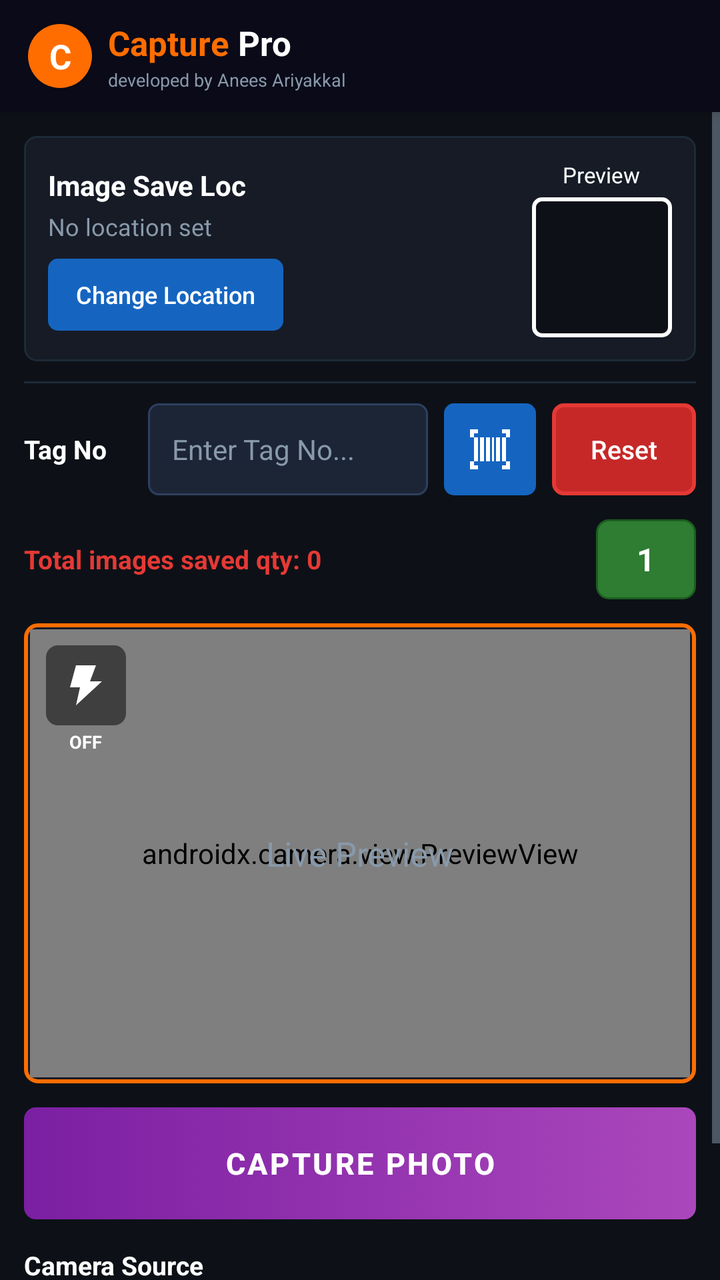
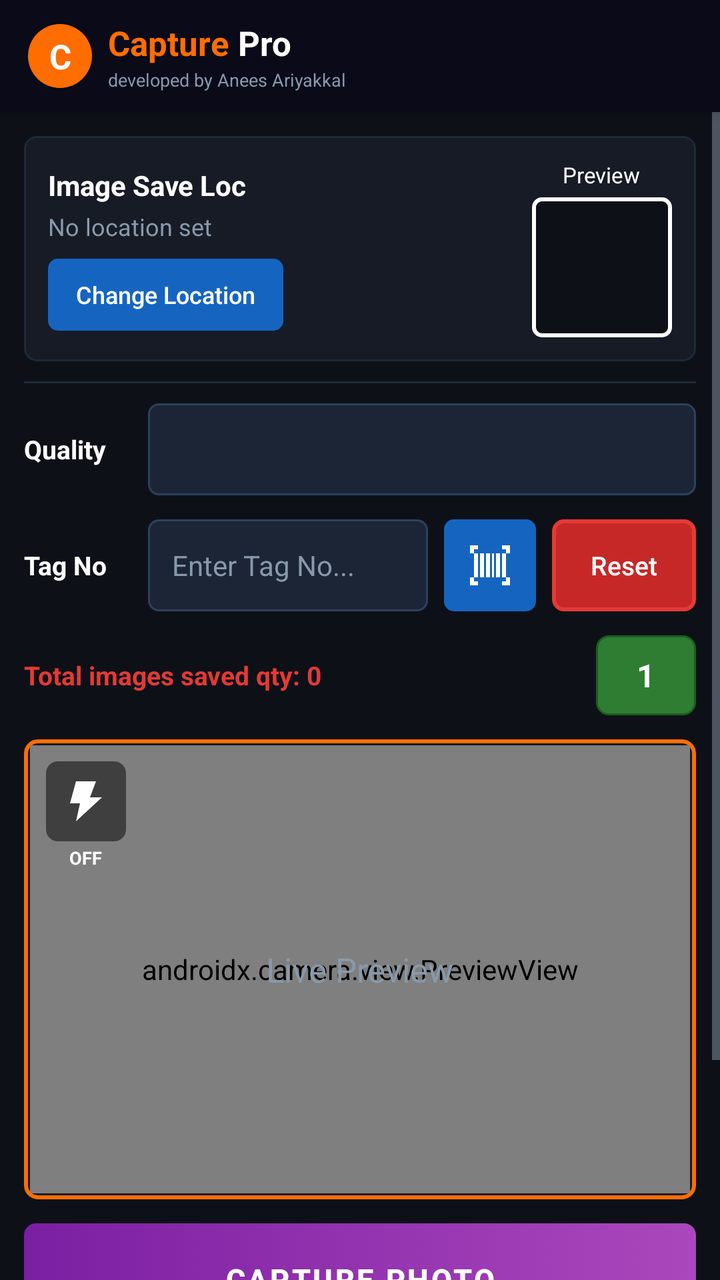

Screens rendered from an Android XML layout before and after an edit, with the pre-edit source and the edit as a unified diff.
<!-- AndroidManifest.xml: application theme Theme.CapturePro -->
<!-- res/layout/activity_main.xml -->
<?xml version="1.0" encoding="utf-8"?>
<LinearLayout
    xmlns:android="http://schemas.android.com/apk/res/android"
    android:layout_width="match_parent"
    android:layout_height="match_parent"
    android:orientation="vertical"
    android:background="@color/bg_dark">

    
    <LinearLayout
        android:layout_width="match_parent"
        android:layout_height="56dp"
        android:orientation="horizontal"
        android:gravity="center_vertical"
        android:paddingStart="14dp"
        android:paddingEnd="14dp"
        android:background="@color/bg_header"
        android:elevation="4dp">

        
        <TextView
            android:layout_width="32dp"
            android:layout_height="32dp"
            android:text="C"
            android:textColor="@color/white"
            android:textStyle="bold"
            android:textSize="17sp"
            android:gravity="center"
            android:background="@drawable/bg_logo_badge"/>

        
        <LinearLayout
            android:layout_width="0dp"
            android:layout_height="wrap_content"
            android:orientation="vertical"
            android:layout_weight="1"
            android:layout_marginStart="8dp">

            <LinearLayout
                android:layout_width="wrap_content"
                android:layout_height="wrap_content"
                android:orientation="horizontal">

                
                <TextView
                    android:layout_width="wrap_content"
                    android:layout_height="wrap_content"
                    android:text="Capture"
                    android:textColor="@color/accent_orange"
                    android:textStyle="bold"
                    android:textSize="17sp"/>

                
                <TextView
                    android:layout_width="wrap_content"
                    android:layout_height="wrap_content"
                    android:text=" Pro"
                    android:textColor="@color/white"
                    android:textStyle="bold"
                    android:textSize="17sp"/>
            </LinearLayout>

            <TextView
                android:layout_width="wrap_content"
                android:layout_height="wrap_content"
                android:text="developed by Anees Ariyakkal"
                android:textColor="@color/text_secondary"
                android:textSize="9sp"
                android:layout_marginTop="1dp"/>
        </LinearLayout>

    </LinearLayout>

    
    <ScrollView
        android:layout_width="match_parent"
        android:layout_height="0dp"
        android:layout_weight="1"
        android:fillViewport="true"
        android:overScrollMode="never">

        <LinearLayout
            android:layout_width="match_parent"
            android:layout_height="wrap_content"
            android:orientation="vertical"
            android:padding="12dp">

            
            <LinearLayout
                android:layout_width="match_parent"
                android:layout_height="wrap_content"
                android:orientation="horizontal"
                android:background="@drawable/bg_card"
                android:padding="12dp"
                android:gravity="center_vertical">

                <LinearLayout
                    android:layout_width="0dp"
                    android:layout_height="wrap_content"
                    android:orientation="vertical"
                    android:layout_weight="1">

                    <TextView
                        android:layout_width="wrap_content"
                        android:layout_height="wrap_content"
                        android:text="Image Save Loc"
                        android:textColor="@color/white"
                        android:textStyle="bold"
                        android:textSize="14sp"/>

                    <TextView
                        android:id="@+id/tvSaveLocation"
                        android:layout_width="match_parent"
                        android:layout_height="wrap_content"
                        android:text="No location set"
                        android:textColor="@color/text_secondary"
                        android:textSize="12sp"
                        android:layout_marginTop="3dp"
                        android:ellipsize="start"
                        android:singleLine="true"/>

                    <Button
                        android:id="@+id/btnChangeLocation"
                        android:layout_width="wrap_content"
                        android:layout_height="36dp"
                        android:text="Change Location"
                        android:textColor="@color/white"
                        android:textSize="12sp"
                        android:textAllCaps="false"
                        android:background="@drawable/bg_btn_location"
                        android:paddingStart="14dp"
                        android:paddingEnd="14dp"
                        android:layout_marginTop="8dp"
                        android:stateListAnimator="@null"/>
                </LinearLayout>

                
                <LinearLayout
                    android:layout_width="wrap_content"
                    android:layout_height="wrap_content"
                    android:orientation="vertical"
                    android:gravity="center_horizontal"
                    android:layout_marginStart="12dp">

                    <TextView
                        android:layout_width="wrap_content"
                        android:layout_height="wrap_content"
                        android:text="Preview"
                        android:textColor="@color/white"
                        android:textSize="11sp"
                        android:layout_marginBottom="4dp"/>

                    <ImageView
                        android:id="@+id/ivLastImagePreview"
                        android:layout_width="70dp"
                        android:layout_height="70dp"
                        android:scaleType="centerCrop"
                        android:background="@drawable/bg_thumbnail_border"
                        android:padding="2dp"/>
                </LinearLayout>
            </LinearLayout>

            
            <View
                android:layout_width="match_parent"
                android:layout_height="1dp"
                android:background="@color/divider"
                android:layout_marginTop="10dp"
                android:layout_marginBottom="10dp"/>

            
            <LinearLayout
                android:layout_width="match_parent"
                android:layout_height="wrap_content"
                android:orientation="horizontal"
                android:gravity="center_vertical">

                <TextView
                    android:layout_width="62dp"
                    android:layout_height="wrap_content"
                    android:text="Tag No"
                    android:textColor="@color/white"
                    android:textStyle="bold"
                    android:textSize="13sp"/>

                <EditText
                    android:id="@+id/etTagNo"
                    android:layout_width="0dp"
                    android:layout_height="46dp"
                    android:layout_weight="1"
                    android:hint="Enter Tag No..."
                    android:textColorHint="@color/text_secondary"
                    android:textColor="@color/white"
                    android:textSize="14sp"
                    android:background="@drawable/bg_input"
                    android:paddingStart="12dp"
                    android:paddingEnd="12dp"
                    android:inputType="textNoSuggestions"
                    android:imeOptions="actionDone"
                    android:maxLines="1"
                    android:singleLine="true"/>

                <ImageButton
                    android:id="@+id/btnScan"
                    android:layout_width="46dp"
                    android:layout_height="46dp"
                    android:background="@drawable/bg_btn_scan"
                    android:src="@drawable/ic_scan"
                    android:layout_marginStart="8dp"
                    android:contentDescription="Scan Barcode"/>

                <Button
                    android:id="@+id/btnReset"
                    android:layout_width="72dp"
                    android:layout_height="46dp"
                    android:text="Reset"
                    android:textColor="@color/white"
                    android:textSize="13sp"
                    android:textAllCaps="false"
                    android:background="@drawable/bg_btn_reset"
                    android:layout_marginStart="8dp"
                    android:stateListAnimator="@null"/>
            </LinearLayout>

            
            <LinearLayout
                android:layout_width="match_parent"
                android:layout_height="wrap_content"
                android:orientation="horizontal"
                android:gravity="center_vertical"
                android:layout_marginTop="12dp">

                <TextView
                    android:id="@+id/tvTotalCount"
                    android:layout_width="0dp"
                    android:layout_height="wrap_content"
                    android:layout_weight="1"
                    android:text="Total images saved qty: 0"
                    android:textColor="@color/accent_red"
                    android:textStyle="bold"
                    android:textSize="13sp"/>

                <EditText
                    android:id="@+id/etMinQty"
                    android:layout_width="50dp"
                    android:layout_height="40dp"
                    android:text="1"
                    android:textColor="@color/white"
                    android:textStyle="bold"
                    android:textSize="16sp"
                    android:gravity="center"
                    android:background="@drawable/bg_count_badge"
                    android:inputType="number"
                    android:imeOptions="actionDone"
                    android:selectAllOnFocus="true"
                    android:maxLines="1"
                    android:singleLine="true"/>
            </LinearLayout>

            
            <FrameLayout
                android:layout_width="match_parent"
                android:layout_height="230dp"
                android:background="@drawable/bg_preview_frame"
                android:padding="3dp"
                android:layout_marginTop="12dp">

                
                <androidx.camera.view.PreviewView
                    android:id="@+id/previewView"
                    android:layout_width="match_parent"
                    android:layout_height="match_parent"/>

                 
                <TextView
                    android:id="@+id/tvLiveLabel"
                    android:layout_width="wrap_content"
                    android:layout_height="wrap_content"
                    android:layout_gravity="center"
                    android:text="Live Preview"
                    android:textColor="@color/text_secondary"
                    android:textSize="17sp"
                    android:visibility="visible"/>

                
                <LinearLayout
                    android:layout_width="wrap_content"
                    android:layout_height="wrap_content"
                    android:layout_gravity="top|start"
                    android:layout_margin="8dp"
                    android:orientation="vertical"
                    android:gravity="center_horizontal">

                    <ImageButton
                        android:id="@+id/btnFlash"
                        android:layout_width="40dp"
                        android:layout_height="40dp"
                        android:background="@drawable/bg_btn_flash_off"
                        android:src="@drawable/ic_flash"
                        android:padding="8dp"
                        android:contentDescription="Toggle Flash"/>

                    <TextView
                        android:id="@+id/tvFlashLabel"
                        android:layout_width="wrap_content"
                        android:layout_height="wrap_content"
                        android:text="OFF"
                        android:textColor="@color/white"
                        android:textStyle="bold"
                        android:textSize="9sp"
                        android:layout_marginTop="2dp"/>
                </LinearLayout>
            </FrameLayout>

            
            <Button
                android:id="@+id/btnCapture"
                android:layout_width="match_parent"
                android:layout_height="56dp"
                android:text="@string/capture_btn_label"
                android:textColor="@color/white"
                android:textStyle="bold"
                android:textSize="15sp"
                android:letterSpacing="0.08"
                android:background="@drawable/bg_btn_capture"
                android:layout_marginTop="12dp"
                android:stateListAnimator="@null"/>

            
            <TextView
                android:layout_width="wrap_content"
                android:layout_height="wrap_content"
                android:text="Camera Source"
                android:textColor="@color/white"
                android:textStyle="bold"
                android:textSize="13sp"
                android:layout_marginTop="14dp"/>

            <Spinner
                android:id="@+id/spinnerCamera"
                android:layout_width="match_parent"
                android:layout_height="48dp"
                android:background="@drawable/bg_spinner"
                android:layout_marginTop="4dp"
                android:layout_marginBottom="12dp"
                android:paddingStart="12dp"
                android:paddingEnd="12dp"/>

        </LinearLayout>
    </ScrollView>
</LinearLayout>
<!-- resources referenced by this layout -->
<resources>
  <color name="accent_orange">#FF6D00</color>
  <color name="accent_red">#E53935</color>
  <color name="bg_dark">#0D1117</color>
  <color name="bg_header">#0A0A18</color>
  <color name="divider">#1E2A38</color>
  <color name="text_secondary">#8899AA</color>
  <color name="white">#FFFFFF</color>
  <!-- drawable bg_btn_location (drawable) -->
  <?xml version="1.0" encoding="utf-8"?>
  <selector xmlns:android="http://schemas.android.com/apk/res/android">
      <item android:state_pressed="true">
          <shape>
              <solid android:color="@color/accent_blue_dark"/>
              <corners android:radius="5dp"/>
          </shape>
      </item>
      <item>
          <shape>
              <solid android:color="@color/accent_blue"/>
              <corners android:radius="5dp"/>
          </shape>
      </item>
  </selector>
  <!-- drawable bg_card (drawable) -->
  <?xml version="1.0" encoding="utf-8"?>
  <shape xmlns:android="http://schemas.android.com/apk/res/android">
      <solid android:color="@color/bg_card"/>
      <corners android:radius="6dp"/>
      <stroke android:width="1dp" android:color="@color/divider"/>
  </shape>
  <!-- drawable bg_count_badge (drawable) -->
  <?xml version="1.0" encoding="utf-8"?>
  <shape xmlns:android="http://schemas.android.com/apk/res/android">
      <solid android:color="@color/accent_green"/>
      <corners android:radius="6dp"/>
      <stroke android:width="1dp" android:color="#1B5E20"/>
  </shape>
  <!-- drawable bg_logo_badge (drawable) -->
  <?xml version="1.0" encoding="utf-8"?>
  <shape xmlns:android="http://schemas.android.com/apk/res/android"
      android:shape="oval">
      <solid android:color="@color/accent_orange"/>
  </shape>
  <!-- drawable bg_preview_frame (drawable) -->
  <?xml version="1.0" encoding="utf-8"?>
  <shape xmlns:android="http://schemas.android.com/apk/res/android">
      <solid android:color="@color/bg_card"/>
      <stroke android:width="2dp" android:color="@color/preview_border"/>
      <corners android:radius="6dp"/>
  </shape>
  <!-- drawable bg_thumbnail_border (drawable) -->
  <?xml version="1.0" encoding="utf-8"?>
  <shape xmlns:android="http://schemas.android.com/apk/res/android">
      <solid android:color="@color/bg_dark"/>
      <stroke android:width="2dp" android:color="@color/thumbnail_border"/>
      <corners android:radius="4dp"/>
  </shape>
  <!-- drawable ic_flash (drawable) -->
  <?xml version="1.0" encoding="utf-8"?>
  <vector xmlns:android="http://schemas.android.com/apk/res/android"
      android:width="24dp"
      android:height="24dp"
      android:viewportWidth="24"
      android:viewportHeight="24">
    <path
        android:fillColor="#FFFFFFFF"
        android:pathData="M7,2L4,13H9L7,22L20,10H14L17,2Z"/>
  </vector>
  <!-- drawable ic_scan (drawable) -->
  <vector xmlns:android="http://schemas.android.com/apk/res/android"
      android:width="24dp"
      android:height="24dp"
      android:viewportWidth="24"
      android:viewportHeight="24">
    <path
        android:fillColor="#FFFFFFFF"
        android:pathData="M4,6H6V18H4V6ZM7,6H9V18H7V6ZM10,6H12V18H10V6ZM13,6H14V18H13V6ZM15,6H17V18H15V6ZM18,6H20V18H18V6Z"/>
    <path
        android:fillColor="#FFFFFFFF"
        android:pathData="M2,2V6H4V4H6V2H2ZM22,2H18V4H20V6H22V2ZM2,22H6V20H4V18H2V22ZM22,22V18H20V20H18V22H22Z"/>
  </vector>
  <string name="capture_btn_label">CAPTURE PHOTO</string>
  <color name="accent_blue_dark">#0D47A1</color>
  <color name="accent_blue">#1565C0</color>
  <color name="bg_card">#161B26</color>
  <color name="accent_green">#2E7D32</color>
  <color name="input_bg">#1C2535</color>
  <color name="input_stroke">#2E4060</color>
  <color name="preview_border">#FF6D00</color>
  <color name="thumbnail_border">#FFFFFF</color>
  <color name="accent_purple">#7B1FA2</color>
</resources>

<!-- the commit's change to res/layout/activity_main.xml (unified diff, before → after) -->
@@ -173,6 +173,34 @@
                 android:layout_width="match_parent"
                 android:layout_height="wrap_content"
                 android:orientation="horizontal"
+                android:gravity="center_vertical"
+                android:layout_marginBottom="12dp">
+
+                <TextView
+                    android:layout_width="62dp"
+                    android:layout_height="wrap_content"
+                    android:text="Quality"
+                    android:textColor="@color/white"
+                    android:textStyle="bold"
+                    android:textSize="13sp"/>
+
+                <Spinner
+                    android:id="@+id/spinnerCompression"
+                    android:layout_width="0dp"
+                    android:layout_height="46dp"
+                    android:layout_weight="1"
+                    android:background="@drawable/bg_spinner"
+                    android:paddingStart="12dp"
+                    android:paddingEnd="12dp"
+                    android:overlapAnchor="false"
+                    android:spinnerMode="dropdown"/>
+            </LinearLayout>
+
+            
+            <LinearLayout
+                android:layout_width="match_parent"
+                android:layout_height="wrap_content"
+                android:orientation="horizontal"
                 android:gravity="center_vertical">
 
                 <TextView
